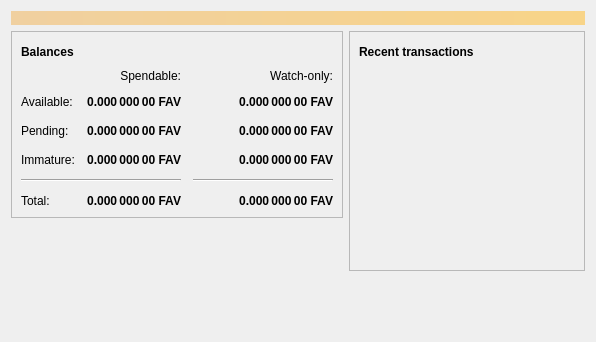
This is src/qt/forms/overviewpage.ui in otecmichal/kryptokoruna as Qt 5 draws it before an edit. The edited form follows.
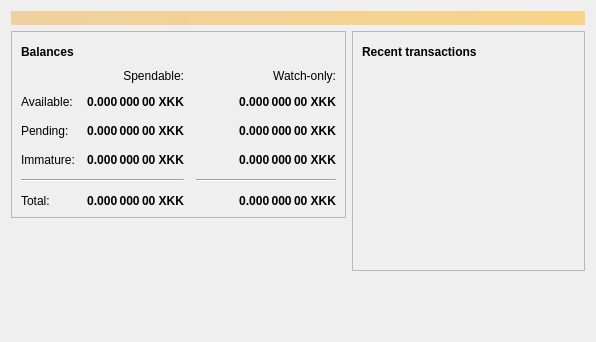
This is the edited form. Icons and pictures are not drawn.

```diff
--- a/src/qt/forms/overviewpage.ui
+++ b/src/qt/forms/overviewpage.ui
@@ -129,7 +129,7 @@
                <string>Unconfirmed transactions to watch-only addresses</string>
               </property>
               <property name="text">
-               <string notr="true">0.000 000 00 FAV</string>
+               <string notr="true">0.000 000 00 XKK</string>
               </property>
               <property name="alignment">
                <set>Qt::AlignRight|Qt::AlignTrailing|Qt::AlignVCenter</set>
@@ -154,7 +154,7 @@
                <string>Total of transactions that have yet to be confirmed, and do not yet count toward the spendable balance</string>
               </property>
               <property name="text">
-               <string notr="true">0.000 000 00 FAV</string>
+               <string notr="true">0.000 000 00 XKK</string>
               </property>
               <property name="alignment">
                <set>Qt::AlignRight|Qt::AlignTrailing|Qt::AlignVCenter</set>
@@ -179,7 +179,7 @@
                <string>Mined balance in watch-only addresses that has not yet matured</string>
               </property>
               <property name="text">
-               <string notr="true">0.000 000 00 FAV</string>
+               <string notr="true">0.000 000 00 XKK</string>
               </property>
               <property name="alignment">
                <set>Qt::AlignRight|Qt::AlignTrailing|Qt::AlignVCenter</set>
@@ -237,7 +237,7 @@
                <string>Mined balance that has not yet matured</string>
               </property>
               <property name="text">
-               <string notr="true">0.000 000 00 FAV</string>
+               <string notr="true">0.000 000 00 XKK</string>
               </property>
               <property name="alignment">
                <set>Qt::AlignRight|Qt::AlignTrailing|Qt::AlignVCenter</set>
@@ -282,7 +282,7 @@
                <string>Your current total balance</string>
               </property>
               <property name="text">
-               <string notr="true">0.000 000 00 FAV</string>
+               <string notr="true">0.000 000 00 XKK</string>
               </property>
               <property name="alignment">
                <set>Qt::AlignRight|Qt::AlignTrailing|Qt::AlignVCenter</set>
@@ -307,7 +307,7 @@
                <string>Current total balance in watch-only addresses</string>
               </property>
               <property name="text">
-               <string notr="true">0.000 000 00 FAV</string>
+               <string notr="true">0.000 000 00 XKK</string>
               </property>
               <property name="alignment">
                <set>Qt::AlignRight|Qt::AlignTrailing|Qt::AlignVCenter</set>
@@ -349,7 +349,7 @@
                <string>Your current spendable balance</string>
               </property>
               <property name="text">
-               <string notr="true">0.000 000 00 FAV</string>
+               <string notr="true">0.000 000 00 XKK</string>
               </property>
               <property name="alignment">
                <set>Qt::AlignRight|Qt::AlignTrailing|Qt::AlignVCenter</set>
@@ -374,7 +374,7 @@
                <string>Your current balance in watch-only addresses</string>
               </property>
               <property name="text">
-               <string notr="true">0.000 000 00 FAV</string>
+               <string notr="true">0.000 000 00 XKK</string>
               </property>
               <property name="alignment">
                <set>Qt::AlignRight|Qt::AlignTrailing|Qt::AlignVCenter</set>
```
Left out of the diff: 4 changed lines with no effect on the pictures.
